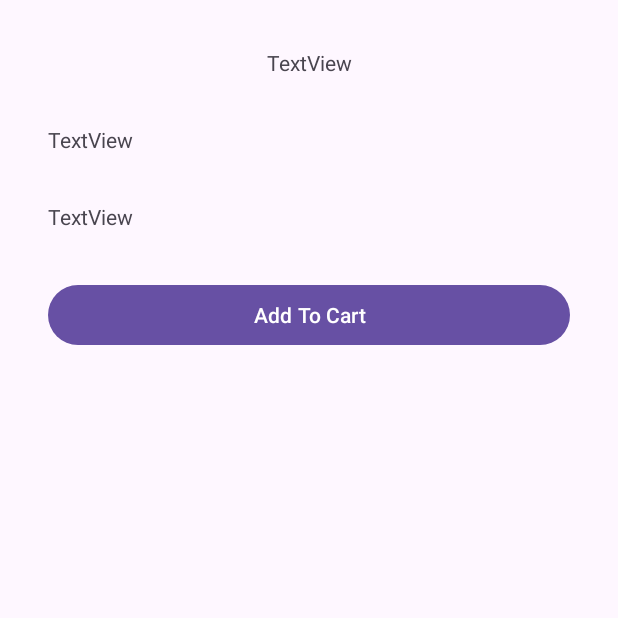
After one commit to pongfei/ShopMaiNew, an Android app: the ItemDetail screen opened directly, with no data from a screen before it, on a phone screen of 412 x 824 dp, the top half of it. The commit adds this screen. Run offline under Robolectric (Android 15) with nearby library versions, the phone set to English and light mode, and no system bars.

Commit message:
menu -> DetailPage (no pic)

```diff
--- a/app/src/main/java/com/egci428/shopmai/MainActivity.kt
+++ b/app/src/main/java/com/egci428/shopmai/MainActivity.kt
@@ -1,8 +1,10 @@
 package com.egci428.shopmai
 
 import android.os.Bundle
+import android.view.View
 import android.widget.ListView
 import android.widget.Toast
+import androidx.appcompat.app.AlertDialog
 import androidx.appcompat.app.AppCompatActivity
 import com.egci428.shopmai.Adapter.MenuAdapter
 import com.egci428.shopmai.Model.Menu
@@ -14,7 +16,6 @@ class MainActivity : AppCompatActivity() {
     private lateinit var msgList: MutableList<Menu>
     private lateinit var adapter: MenuAdapter
     private lateinit var dataReference: FirebaseFirestore
-//    private lateinit var orderBtn: Button
 
 
     override fun onCreate(savedInstanceState: Bundle?) {
@@ -24,17 +25,8 @@ class MainActivity : AppCompatActivity() {
         listView = findViewById(R.id.menuList)
         msgList = mutableListOf()
         dataReference = FirebaseFirestore.getInstance()
-//        orderBtn = findViewById(R.id.orderBtn)
-
-
-//        orderBtn.setOnClickListener{
-//            submitOrder()
-//        }
 
         readFirestoreData()
-    }
-    private fun submitOrder() {
-        Toast.makeText(applicationContext, "Order submitted!", Toast.LENGTH_SHORT).show()
     }
 
     private fun readFirestoreData() {
@@ -59,4 +51,36 @@ class MainActivity : AppCompatActivity() {
                 ).show()
             }
     }
+
+    // (view:View) is used when interacting with UI components without binding
+    fun toCart(view: View) {
+        Toast.makeText(this, "to cart!", Toast.LENGTH_SHORT).show()
+    }
+
+    fun search(view:View){
+        Toast.makeText(this, "Search clicked!", Toast.LENGTH_SHORT).show()
+    }
+
+    fun sort(view: View) {
+
+        val checkedItem = intArrayOf(-1)
+        val alertDialog = AlertDialog.Builder(this)
+        alertDialog.setIcon(R.drawable.sort)
+        alertDialog.setTitle("Sort Price By:")
+        val listItems = arrayOf("High To Low", "Low To High")
+
+        alertDialog.setSingleChoiceItems(listItems, checkedItem[0]) { dialog, which ->
+            checkedItem[0] = which
+            when (which) {
+                0 -> { msgList.sortByDescending { it.price } }
+                1 -> { msgList.sortBy { it.price } }
+            }
+            adapter.notifyDataSetChanged()
+            dialog.dismiss()
+        }
+        alertDialog.setNegativeButton("Cancel") { dialog, which -> } // Do nothing on cancel
+        val customAlertDialog = alertDialog.create()
+        customAlertDialog.show()
+    }
+
 }
--- /dev/null
+++ b/app/src/main/java/com/egci428/shopmai/Model/ItemDetail.kt
@@ -0,0 +1,37 @@
+package com.egci428.shopmai.Model
+
+import android.os.Bundle
+import android.widget.Button
+import android.widget.TextView
+import androidx.activity.enableEdgeToEdge
+import androidx.appcompat.app.AppCompatActivity
+import androidx.core.view.ViewCompat
+import androidx.core.view.WindowInsetsCompat
+import com.egci428.shopmai.R
+
+class ItemDetail : AppCompatActivity() {
+
+    override fun onCreate(savedInstanceState: Bundle?) {
+        super.onCreate(savedInstanceState)
+        enableEdgeToEdge()
+        setContentView(R.layout.activity_item_detail)
+        ViewCompat.setOnApplyWindowInsetsListener(findViewById(R.id.main)) { v, insets ->
+            val systemBars = insets.getInsets(WindowInsetsCompat.Type.systemBars())
+            v.setPadding(systemBars.left, systemBars.top, systemBars.right, systemBars.bottom)
+            insets
+        }
+        //init these only after setContentView (idk why)
+        val title = findViewById<TextView>(R.id.titleInfo)
+        val price = findViewById<TextView>(R.id.priceInfo)
+        val desc = findViewById<TextView>(R.id.descInfo)
+//        val orderBtn = findViewById<Button>(R.id.orderBtn)
+
+        val bundle = intent.extras
+        if (bundle != null) {
+            title.text = bundle.getString("titleTextView")
+            price.text = bundle.getString("priceTextView")
+            desc.text = bundle.getString("descriptionTextView")
+        }
+
+    }
+}
--- /dev/null
+++ b/app/src/main/res/layout/activity_item_detail.xml
@@ -0,0 +1,58 @@
+<?xml version="1.0" encoding="utf-8"?>
+<androidx.constraintlayout.widget.ConstraintLayout xmlns:android="http://schemas.android.com/apk/res/android"
+    xmlns:app="http://schemas.android.com/apk/res-auto"
+    xmlns:tools="http://schemas.android.com/tools"
+    android:id="@+id/main"
+    android:layout_width="match_parent"
+    android:layout_height="match_parent"
+    tools:context=".Model.ItemDetail">
+
+    <TextView
+        android:id="@+id/titleInfo"
+        android:layout_width="0dp"
+        android:layout_height="wrap_content"
+        android:layout_marginStart="32dp"
+        android:layout_marginTop="32dp"
+        android:layout_marginEnd="32dp"
+        android:text="TextView"
+        android:textAlignment="center"
+        app:layout_constraintEnd_toEndOf="parent"
+        app:layout_constraintStart_toStartOf="parent"
+        app:layout_constraintTop_toTopOf="parent" />
+
+    <TextView
+        android:id="@+id/priceInfo"
+        android:layout_width="0dp"
+        android:layout_height="wrap_content"
+        android:layout_marginStart="32dp"
+        android:layout_marginTop="32dp"
+        android:layout_marginEnd="32dp"
+        android:text="TextView"
+        app:layout_constraintEnd_toEndOf="parent"
+        app:layout_constraintStart_toStartOf="parent"
+        app:layout_constraintTop_toBottomOf="@+id/titleInfo" />
+
+    <TextView
+        android:id="@+id/descInfo"
+        android:layout_width="0dp"
+        android:layout_height="wrap_content"
+        android:layout_marginStart="32dp"
+        android:layout_marginTop="32dp"
+        android:layout_marginEnd="32dp"
+        android:text="TextView"
+        app:layout_constraintEnd_toEndOf="parent"
+        app:layout_constraintStart_toStartOf="parent"
+        app:layout_constraintTop_toBottomOf="@+id/priceInfo" />
+
+    <Button
+        android:id="@+id/orderBtn"
+        android:layout_width="0dp"
+        android:layout_height="wrap_content"
+        android:layout_marginStart="32dp"
+        android:layout_marginTop="32dp"
+        android:layout_marginEnd="32dp"
+        android:text="Add To Cart"
+        app:layout_constraintEnd_toEndOf="parent"
+        app:layout_constraintStart_toStartOf="parent"
+        app:layout_constraintTop_toBottomOf="@+id/descInfo" />
+</androidx.constraintlayout.widget.ConstraintLayout>
```
Also changed, not shown: 1 other file.
